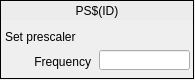
Old version of the form ui/EVR/G_EVR_prescaler.ui in the repository epics-modules/mrfioc2.
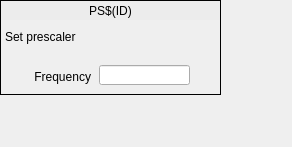
New version of the form. Custom widgets are drawn as their Qt base class.

Commit message: [COSYLAB-39] made prescaler and pulser widgets bigger, added expert screen

The edit to the form file:
```diff
--- a/ui/EVR/G_EVR_prescaler.ui
+++ b/ui/EVR/G_EVR_prescaler.ui
@@ -6,8 +6,8 @@
    <rect>
     <x>0</x>
     <y>0</y>
-    <width>195</width>
-    <height>80</height>
+    <width>292</width>
+    <height>147</height>
    </rect>
   </property>
   <property name="windowTitle">
@@ -18,8 +18,8 @@
     <rect>
      <x>0</x>
      <y>0</y>
-     <width>194</width>
-     <height>79</height>
+     <width>221</width>
+     <height>95</height>
     </rect>
    </property>
    <property name="frameShape">
@@ -29,7 +29,7 @@
     <property name="geometry">
      <rect>
       <x>10</x>
-      <y>53</y>
+      <y>68</y>
       <width>81</width>
       <height>17</height>
      </rect>
@@ -59,7 +59,7 @@
      <rect>
       <x>1</x>
       <y>1</y>
-      <width>192</width>
+      <width>219</width>
       <height>19</height>
      </rect>
     </property>
@@ -77,7 +77,7 @@
     <property name="geometry">
      <rect>
       <x>99</x>
-      <y>50</y>
+      <y>65</y>
       <width>91</width>
       <height>20</height>
      </rect>
@@ -94,8 +94,8 @@
      <rect>
       <x>100</x>
       <y>28</y>
-      <width>91</width>
-      <height>20</height>
+      <width>111</width>
+      <height>31</height>
      </rect>
     </property>
     <property name="toolTip">
```
The commit also changes 7 other files.
